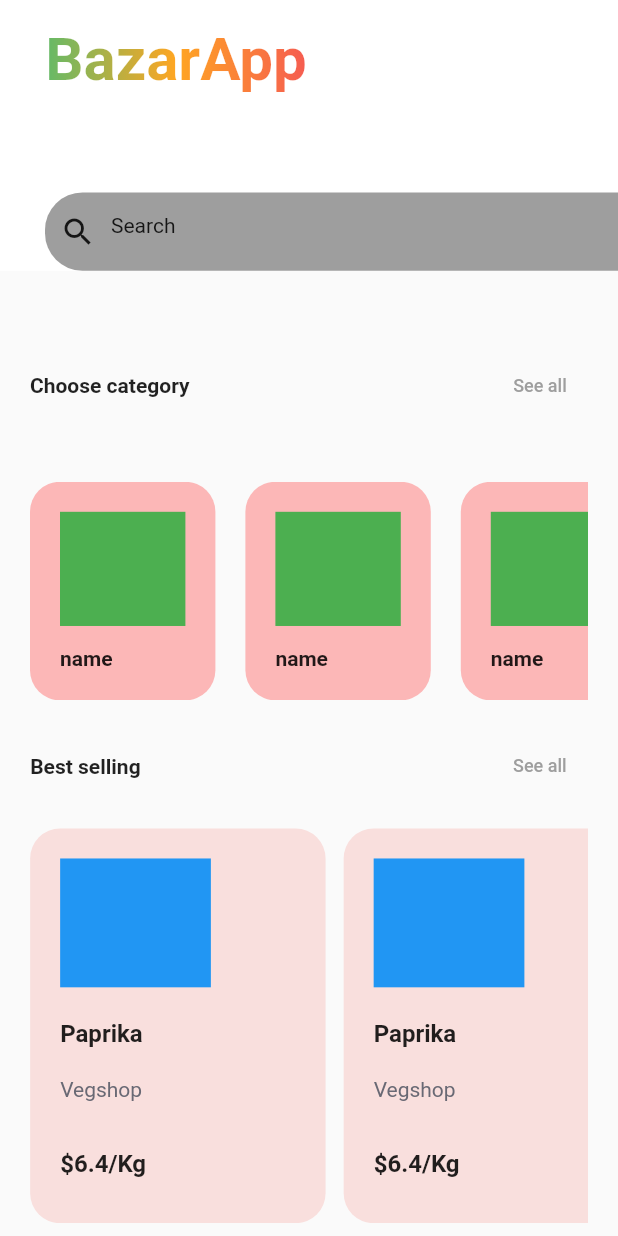
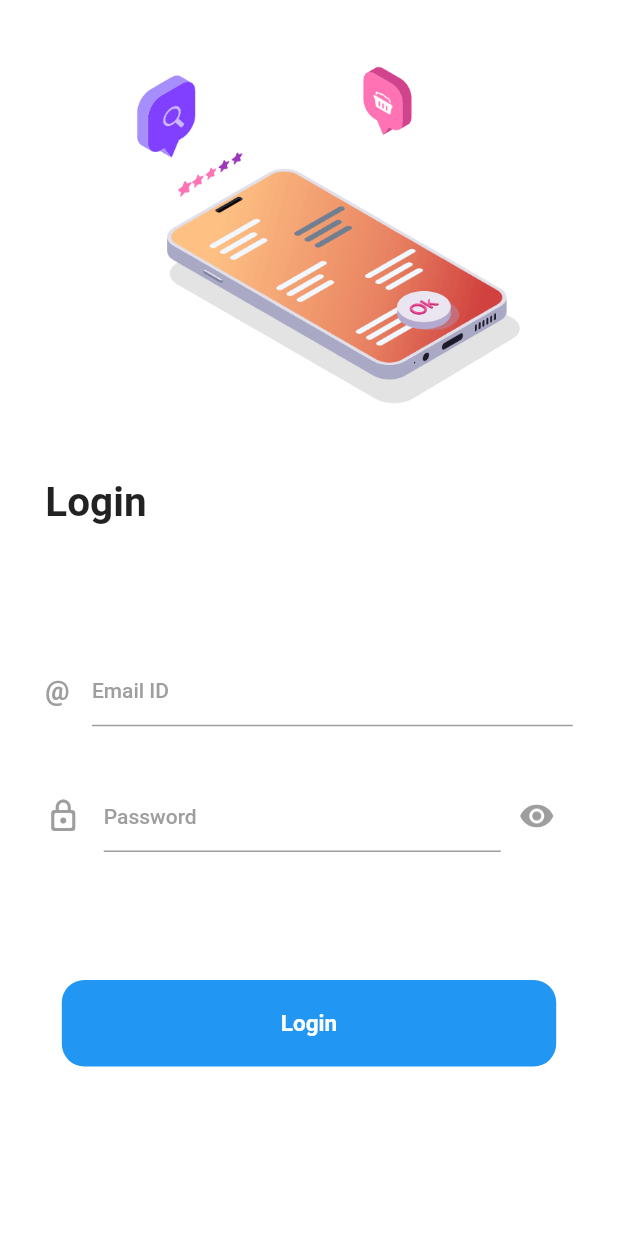
Before and after one commit to Yusuf-bek/BazarApp, a Flutter app: the screen it shows after launch, on a phone screen of 412 x 824 dp. Run offline on Flutter 3.47's test engine with Material 2 defaults, Android fonts, the phone set to English and light mode, and no system bars.

Commit message:
login page ui ready

```diff
--- a/lib/core/widgets/product_widget.dart
+++ b/lib/core/widgets/product_widget.dart
@@ -9,6 +9,7 @@ class ProductWidget extends StatelessWidget {
     SizeConfig.init(context);
     return Container(
       width: getConfigWidth(196),
+      height: getConfigHeight(242),
       decoration: BoxDecoration(
         color: Colors.red.withOpacity(0.15),
         borderRadius: BorderRadius.circular(20),
--- a/lib/main.dart
+++ b/lib/main.dart
@@ -1,4 +1,5 @@
 import 'package:bazarapp/views/home_page.dart';
+import 'package:bazarapp/views/login_page.dart';
 import 'package:flutter/material.dart';
 
 void main() {
@@ -16,6 +17,7 @@ class MyApp extends StatelessWidget {
       theme: ThemeData(
         primarySwatch: Colors.blue,
       ),
-      home:  const HomePage() );
+      home: const LoginPage(),
+    );
   }
 }
--- /dev/null
+++ b/lib/views/login_page.dart
@@ -0,0 +1,166 @@
+import 'package:bazarapp/core/components/size_config.dart';
+import 'package:flutter/material.dart';
+
+class LoginPage extends StatelessWidget {
+  const LoginPage({Key? key}) : super(key: key);
+
+  @override
+  Widget build(BuildContext context) {
+    SizeConfig.init(context);
+    return Scaffold(
+      backgroundColor: Colors.white,
+      body: SafeArea(
+        child: Column(
+          children: [
+            Expanded(
+              flex: 3,
+              child: SizedBox(
+                width: MediaQuery.of(context).size.width,
+                child: Image.asset(
+                  "assets/login_page.gif",
+                  fit: BoxFit.contain,
+                ),
+              ),
+            ),
+            Expanded(
+              flex: 4,
+              child: SizedBox(
+                width: MediaQuery.of(context).size.width,
+                child: Padding(
+                  padding: EdgeInsets.symmetric(
+                    vertical: 10,
+                    horizontal: getConfigWidth(30),
+                  ),
+                  child: Column(
+                    crossAxisAlignment: CrossAxisAlignment.center,
+                    mainAxisAlignment: MainAxisAlignment.spaceBetween,
+                    children: [
+                      Row(
+                        crossAxisAlignment: CrossAxisAlignment.start,
+                        children: const [
+                          Text(
+                            "Login",
+                            style: TextStyle(
+                              fontSize: 27,
+                              fontWeight: FontWeight.bold,
+                            ),
+                          ),
+                        ],
+                      ),
+                      Container(
+                        color: Colors.white,
+                        width: double.infinity,
+                        height: MediaQuery.of(context).size.height * 0.16,
+                        child: Column(
+                          mainAxisAlignment: MainAxisAlignment.spaceBetween,
+                          children: [
+                            Row(
+                              children: [
+                                const Text(
+                                  "@",
+                                  style: TextStyle(
+                                    color: Colors.grey,
+                                    fontWeight: FontWeight.w600,
+                                    fontSize: 18,
+                                  ),
+                                ),
+                                const SizedBox(
+                                  width: 15,
+                                ),
+                                Expanded(
+                                  child: SizedBox(
+                                    child: TextFormField(
+                                      decoration: const InputDecoration(
+                                        hintText: "Email ID",
+                                        hintStyle: TextStyle(
+                                          color: Colors.grey,
+                                          fontSize: 14,
+                                          fontWeight: FontWeight.w500,
+                                        ),
+                                      ),
+                                      keyboardType: TextInputType.emailAddress,
+                                    ),
+                                  ),
+                                ),
+                              ],
+                            ),
+                            Row(
+                              children: [
+                                const Icon(
+                                  Icons.lock_outline_rounded,
+                                  color: Colors.grey,
+                                ),
+                                const SizedBox(
+                                  width: 15,
+                                ),
+                                Expanded(
+                                  child: SizedBox(
+                                    child: TextFormField(
+                                      decoration: const InputDecoration(
+                                        hintText: "Password",
+                                        hintStyle: TextStyle(
+                                          color: Colors.grey,
+                                          fontSize: 14,
+                                          fontWeight: FontWeight.w500,
+                                        ),
+                                      ),
+                                      keyboardType:
+                                          TextInputType.visiblePassword,
+                                      obscureText: true,
+                                    ),
+                                  ),
+                                ),
+                                IconButton(
+                                  onPressed: () {},
+                                  icon: const Icon(
+                                    Icons.visibility,
+                                    color: Colors.grey,
+                                  ),
+                                ),
+                              ],
+                            ),
+                          ],
+                        ),
+                      ),
+                      loginButton(context, onTap: () {}),
+                    ],
+                  ),
+                ),
+              ),
+            ),
+            Expanded(
+              flex: 1,
+              child: SizedBox(
+                width: MediaQuery.of(context).size.width,
+              ),
+            ),
+          ],
+        ),
+      ),
+    );
+  }
+
+  InkWell loginButton(BuildContext context, {required Function() onTap}) {
+    return InkWell(
+      onTap: onTap,
+      child: Container(
+        width: MediaQuery.of(context).size.width * 0.8,
+        height: MediaQuery.of(context).size.height * 0.07,
+        decoration: BoxDecoration(
+          borderRadius: BorderRadius.circular(15),
+          color: Colors.blue,
+        ),
+        child: const Center(
+          child: Text(
+            "Login",
+            style: TextStyle(
+              color: Colors.white,
+              fontSize: 15,
+              fontWeight: FontWeight.w600,
+            ),
+          ),
+        ),
+      ),
+    );
+  }
+}
--- a/pubspec.yaml
+++ b/pubspec.yaml
@@ -58,9 +58,9 @@ flutter:
   uses-material-design: true
 
   # To add assets to your application, add an assets section, like this:
-  # assets:
-  #   - images/a_dot_burr.jpeg
-  #   - images/a_dot_ham.jpeg
+  assets:
+    - assets/
+
 
   # An image asset can refer to one or more resolution-specific "variants", see
   # https://flutter.dev/assets-and-images/#resolution-aware
```
Also changed, not shown: assets/login_page.gif (added).
